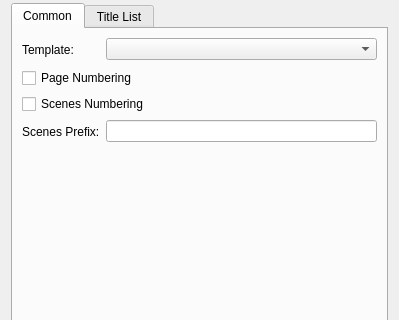
Before: the Qt Designer form src/bin/Scenarist/UserInterfaceLayer/Export/ExportDialog.ui in dimkanovikov/KITScenarist, drawn with Qt 5; both pictures show x 0 to 399 and y 162 to 482 of the 399 by 621 pixel window.
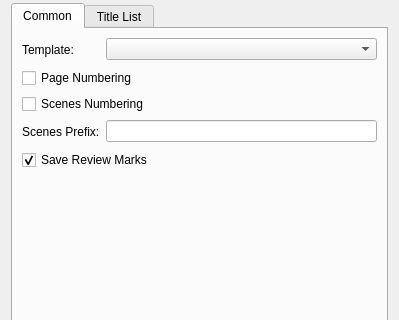
After: the same form once the commit is applied. The open tabs and pages were chosen to show the change. Icons and pictures are not drawn. Custom widgets are drawn as their Qt base class.

Commit message: Implement option "Save review marks" on export scenario

```diff
--- a/src/bin/Scenarist/UserInterfaceLayer/Export/ExportDialog.ui
+++ b/src/bin/Scenarist/UserInterfaceLayer/Export/ExportDialog.ui
@@ -288,6 +288,16 @@
          </property>
         </widget>
        </item>
+       <item row="5" column="0" colspan="2">
+        <widget class="QCheckBox" name="saveReviewMarks">
+         <property name="text">
+          <string>Save Review Marks</string>
+         </property>
+         <property name="checked">
+          <bool>true</bool>
+         </property>
+        </widget>
+       </item>
       </layout>
      </widget>
      <widget class="QWidget" name="titleListTab">
```
Left out of the diff: 2 changed lines with no effect on the pictures. The commit also changes 9 other files.
